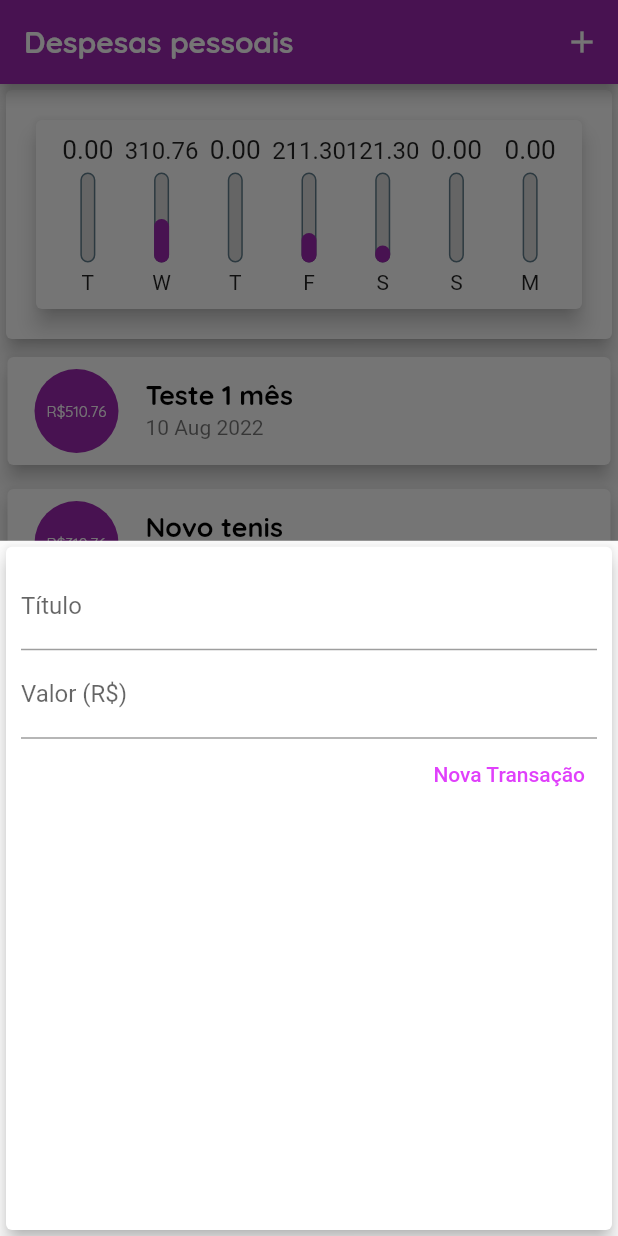
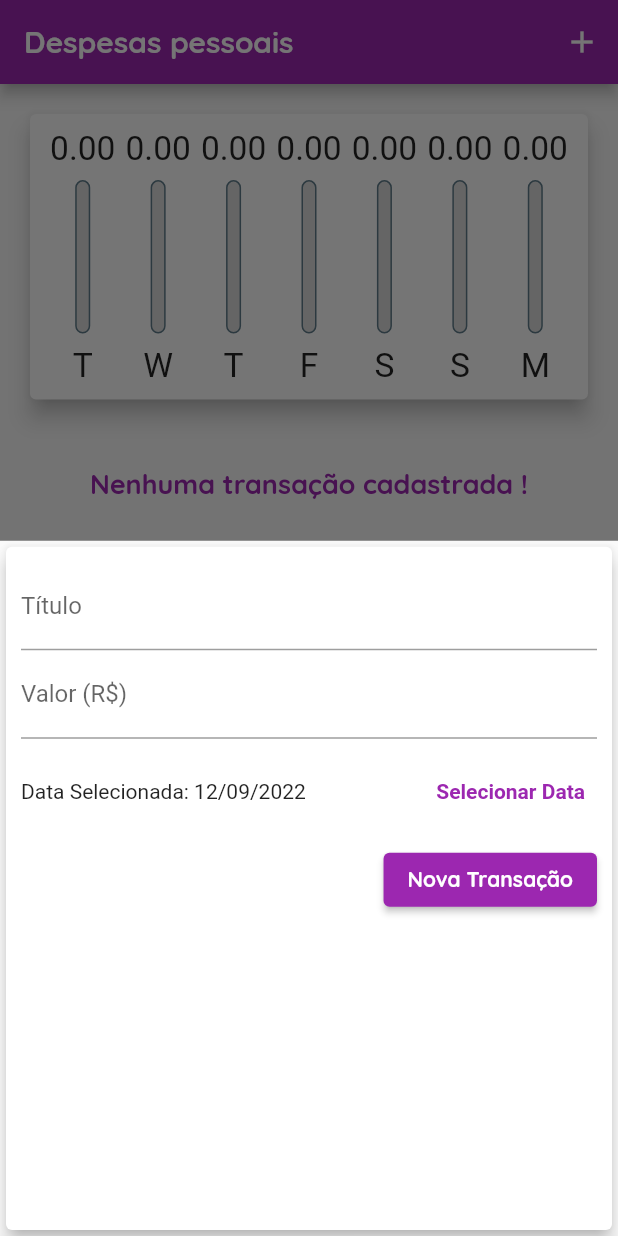
Before and after one commit to RFBruno/flutter-finmanager, a Flutter app: the screen it shows after launch, after a tap on the "add" icon, on a phone screen of 412 x 824 dp. Run offline on Flutter 3.47's test engine with Material 2 defaults, Android fonts, the phone set to English and light mode, and no system bars.

Commit message:
pickDate, layoutBuilder, responsive, delete

```diff
--- a/lib/components/chart.dart
+++ b/lib/components/chart.dart
@@ -25,12 +25,6 @@ class Chart extends StatelessWidget {
           totalSum += element.value;
         }
       }
-
-      print({
-        'day': DateFormat.E().format(weekDay)[0],
-        'value': totalSum,
-      });
-
       return {
         'day': DateFormat.E().format(weekDay)[0],
         'value': totalSum,
@@ -48,19 +42,18 @@ class Chart extends StatelessWidget {
   Widget build(BuildContext context) {
     return Card(
       elevation: 6,
-      margin: EdgeInsets.all(20),
+      margin: const EdgeInsets.all(20),
       child: Padding(
         padding: const EdgeInsets.all(10.0),
         child: Row(
             mainAxisAlignment: MainAxisAlignment.spaceAround,
             children: groupedTransactions.map((el) {
-              // return Text("${el['day']} : ${el['value']}");
               return Flexible(
                 fit: FlexFit.tight,
                 child: ChartBar(
                   label: el['day'].toString(),
                   value: double.parse(el['value'].toString()),
-                  percentage: (el['value'] as double) / _weekTotalValue,
+                  percentage: _weekTotalValue == 0 ? 0 : (el['value'] as double) / _weekTotalValue,
                 ),
               );
             }).toList()),
--- a/lib/components/chart_bar.dart
+++ b/lib/components/chart_bar.dart
@@ -1,5 +1,6 @@
 import 'package:flutter/cupertino.dart';
 import 'package:flutter/material.dart';
+import 'package:flutter/rendering.dart';
 
 class ChartBar extends StatelessWidget {
   final String label;
@@ -11,19 +12,21 @@ class ChartBar extends StatelessWidget {
 
   @override
   Widget build(BuildContext context) {
+    return LayoutBuilder(
+      builder: (context, constraints) {
       return Column(
         children: [
           SizedBox(
-          height: 20,
+            height: constraints.maxHeight * 0.15,
             child: FittedBox(
-            child: Text('${value.toStringAsFixed(2)}'),
+              child: Text(value.toStringAsFixed(2)),
             ),
           ),
-        const SizedBox(
-          height: 5,
+          SizedBox(
+            height: constraints.maxHeight * 0.05,
           ),
           SizedBox(
-          height: 60,
+            height: constraints.maxHeight * 0.6,
             width: 10,
             child: Stack(
               alignment: Alignment.bottomCenter,
@@ -48,11 +51,17 @@ class ChartBar extends StatelessWidget {
               ],
             ),
           ),
-        const SizedBox(
-          height: 5,
+          SizedBox(
+            height: constraints.maxHeight * 0.05,
           ),
-        Text(label),
+          SizedBox(
+            height: constraints.maxHeight * 0.15,
+            child: FittedBox(
+              child: Text(label),
+            ),
+          ),
         ],
       );
+    });
   }
 }
--- a/lib/components/transaction_form.dart
+++ b/lib/components/transaction_form.dart
@@ -1,9 +1,10 @@
 import 'package:flutter/material.dart';
 import 'package:flutter/src/foundation/key.dart';
 import 'package:flutter/src/widgets/framework.dart';
+import 'package:intl/intl.dart';
 
 class TransactionForm extends StatefulWidget {
-  final void Function(String, double) _onSubmit;
+  final void Function(String, double, DateTime) _onSubmit;
 
   TransactionForm(this._onSubmit);
 
@@ -12,19 +13,34 @@ class TransactionForm extends StatefulWidget {
 }
 
 class _TransactionFormState extends State<TransactionForm> {
-  final tituloController = TextEditingController();
-
-  final valueController = TextEditingController();
+  final _tituloController = TextEditingController();
+  final _valueController = TextEditingController();
+  DateTime _selectedDate = DateTime.now();
 
   _submitted() {
-    final title = tituloController.text;
-    final value = double.tryParse(valueController.text) ?? 0.0;
+    final title = _tituloController.text;
+    final value = double.tryParse(_valueController.text) ?? 0.0;
 
-    if(title.isEmpty || value <= 0){
+    if (title.isEmpty || value <= 0) {
       return;
     }
 
-    widget._onSubmit(title, value);
+    widget._onSubmit(title, value, _selectedDate);
+  }
+
+  _showDatePicker() {
+    showDatePicker(
+      context: context,
+      initialDate: DateTime.now(),
+      firstDate: DateTime(2020),
+      lastDate: DateTime.now(),
+    ).then((value) {
+      if (value != null) {
+        setState(() {
+          _selectedDate = value;
+        });
+      }
+    });
   }
 
   @override
@@ -36,23 +52,47 @@ class _TransactionFormState extends State<TransactionForm> {
         child: Column(
           children: [
             TextField(
-              controller: tituloController,
+              controller: _tituloController,
               onSubmitted: (_) => _submitted(),
               decoration: const InputDecoration(labelText: 'Título'),
             ),
             TextField(
-              controller: valueController,
+              controller: _valueController,
               onSubmitted: (_) => _submitted(),
               decoration: const InputDecoration(labelText: 'Valor (R\$)'),
-              keyboardType: const TextInputType.numberWithOptions(decimal: true),
+              keyboardType:
+                  const TextInputType.numberWithOptions(decimal: true),
+            ),
+            SizedBox(
+              height: 70,
+              child: Row(
+                children: [
+                  Expanded(
+                    child: Text(
+                      _selectedDate == null
+                          ? 'Nenhuma data selecionada !'
+                          : 'Data Selecionada: ${DateFormat('dd/MM/y').format(_selectedDate)}',
+                    ),
+                  ),
+                  TextButton(
+                    onPressed: _showDatePicker,
+                    child: const Text(
+                      'Selecionar Data',
+                      style: TextStyle(
+                        fontWeight: FontWeight.bold,
+                      ),
+                    ),
+                  )
+                ],
+              ),
             ),
             Row(
               mainAxisAlignment: MainAxisAlignment.end,
               children: [
-                TextButton(
+                ElevatedButton(
                   onPressed: _submitted,
+                  style: TextButton.styleFrom(),
                   child: const Text('Nova Transação'),
-                  style: TextButton.styleFrom(primary: Colors.purpleAccent),
                 ),
               ],
             )
--- a/lib/components/transaction_list.dart
+++ b/lib/components/transaction_list.dart
@@ -7,14 +7,13 @@ import 'package:intl/intl.dart';
 
 class TransactionList extends StatelessWidget {
   final List<Transaction> transactions;
+  final void Function(String) onRemove;
 
-  TransactionList(this.transactions);
+  TransactionList({required this.transactions,required this.onRemove});
 
   @override
   Widget build(BuildContext context) {
-    return Container(
-      height: MediaQuery.of(context).size.height * 0.5,
-      child: transactions.isEmpty
+    return transactions.isEmpty
         ? Column(
             children: [
               const SizedBox(
@@ -47,10 +46,8 @@ class TransactionList extends StatelessWidget {
                     child: Padding(
                       padding: const EdgeInsets.all(10.0),
                       child: FittedBox(
-                          child: Text(
-                            'R\$${el.value}',
-                            style: Theme.of(context).textTheme.headline4
-                          ),
+                        child: Text('R\$${el.value}',
+                            style: Theme.of(context).textTheme.headline4),
                       ),
                     ),
                   ),
@@ -59,9 +56,15 @@ class TransactionList extends StatelessWidget {
                     style: Theme.of(context).textTheme.headline5,
                   ),
                   subtitle: Text(DateFormat('d MMM y').format(el.date)),
+                  trailing: TextButton(
+                    onPressed: ()=> onRemove(el.id),
+                    child: Icon(
+                      Icons.delete,
+                      color: Theme.of(context).errorColor,
+                    ),
+                  ),
                 ),
               );
-              }),
-    );
+            });
   }
 }
--- a/lib/main.dart
+++ b/lib/main.dart
@@ -41,7 +41,14 @@ class myApp extends StatelessWidget {
             fontFamily: 'Quicksand',
             color: Colors.white,
           ),
-
+        ),
+        elevatedButtonTheme: ElevatedButtonThemeData(
+          style: TextButton.styleFrom(
+            textStyle: const TextStyle(
+              fontFamily: 'Quicksand',
+              fontWeight: FontWeight.bold
+            ),
+          ),
         ),
         appBarTheme: const AppBarTheme(
           titleTextStyle: TextStyle(
@@ -64,31 +71,30 @@ class MyHomePage extends StatefulWidget {
 
 class _MyHomePageState extends State<MyHomePage> {
   final List<Transaction> _transactions = [
-    Transaction(
-      id: 't0',
-      title: 'Teste 1 mês',
-      value: 510.76,
-      date: DateTime.now().subtract(Duration(days: 33)),
-    ),
-    Transaction(
-      id: 't1',
-      title: 'Novo tenis',
-      value: 310.76,
-      date: DateTime.now().subtract(Duration(days: 5)),
-    ),
-    Transaction(
-      id: 't2',
-      title: 'Conta de luz',
-      value: 211.30,
-      date: DateTime.now().subtract(Duration(days: 3)),
-    ),
-
-    Transaction(
-      id: 't2',
-      title: 'Conta de luz 250',
-      value: 121.30,
-      date: DateTime.now().subtract(Duration(days: 2)),
-    ),
+    // Transaction(
+    //   id: 't0',
+    //   title: 'Teste 1 mês',
+    //   value: 510.76,
+    //   date: DateTime.now().subtract(Duration(days: 33)),
+    // ),
+    // Transaction(
+    //   id: 't1',
+    //   title: 'Novo tenis',
+    //   value: 310.76,
+    //   date: DateTime.now().subtract(Duration(days: 5)),
+    // ),
+    // Transaction(
+    //   id: 't2',
+    //   title: 'Conta de luz',
+    //   value: 211.30,
+    //   date: DateTime.now().subtract(Duration(days: 3)),
+    // ),
+    // Transaction(
+    //   id: 't2',
+    //   title: 'Conta de luz 250',
+    //   value: 121.30,
+    //   date: DateTime.now().subtract(Duration(days: 2)),
+    // ),
   ];
 
   List<Transaction> get _recentTransactions {
@@ -101,12 +107,12 @@ class _MyHomePageState extends State<MyHomePage> {
     }).toList();
   }
 
-  _addTransaction(String title, double value) {
+  _addTransaction(String title, double value, DateTime date) {
     final newTransaction = Transaction(
       id: Random().nextDouble().toString(),
       title: title,
       value: value,
-      date: DateTime.now(),
+      date: date,
     );
 
     setState(() {
@@ -115,6 +121,12 @@ class _MyHomePageState extends State<MyHomePage> {
 
     Navigator.of(context).pop();
   }
+
+  void _removeTransaction(String id){
+      setState(() {
+        _transactions.removeWhere((el) => el.id == id);
+      });
+    }
 
   _openTransactionFormModal(BuildContext context) {
     showModalBottomSheet(
@@ -125,10 +137,11 @@ class _MyHomePageState extends State<MyHomePage> {
     );
   }
 
+
   @override
   Widget build(BuildContext context) {
-    return Scaffold(
-      appBar: AppBar(
+
+  final appBar = AppBar(
         title: const Text('Despesas pessoais'),
         actions: [
           IconButton(
@@ -136,21 +149,24 @@ class _MyHomePageState extends State<MyHomePage> {
             icon: const Icon(Icons.add),
           )
         ],
-      ),
+      );
+  final availableHeight = MediaQuery.of(context).size.height -
+      appBar.preferredSize.height - MediaQuery.of(context).padding.top;
+
+
+    return Scaffold(
+      appBar: appBar,
       body: SingleChildScrollView(
         child: Column(
           crossAxisAlignment: CrossAxisAlignment.stretch,
           children: [
-            Container(
-              child: Card(
-                elevation: 5,
-                child: Chart(_recentTransactions),
-              ),
+            SizedBox(
+              height: availableHeight * 0.3,
+              child: Chart(_recentTransactions),
             ),
-            Column(
-              children: [
-                TransactionList(_transactions),
-              ],
+            SizedBox(
+              height: availableHeight * 0.7,
+              child: TransactionList( transactions: _transactions, onRemove: _removeTransaction),
             )
           ],
         ),
```
Lines whose indentation alone changed are shown as unchanged.
